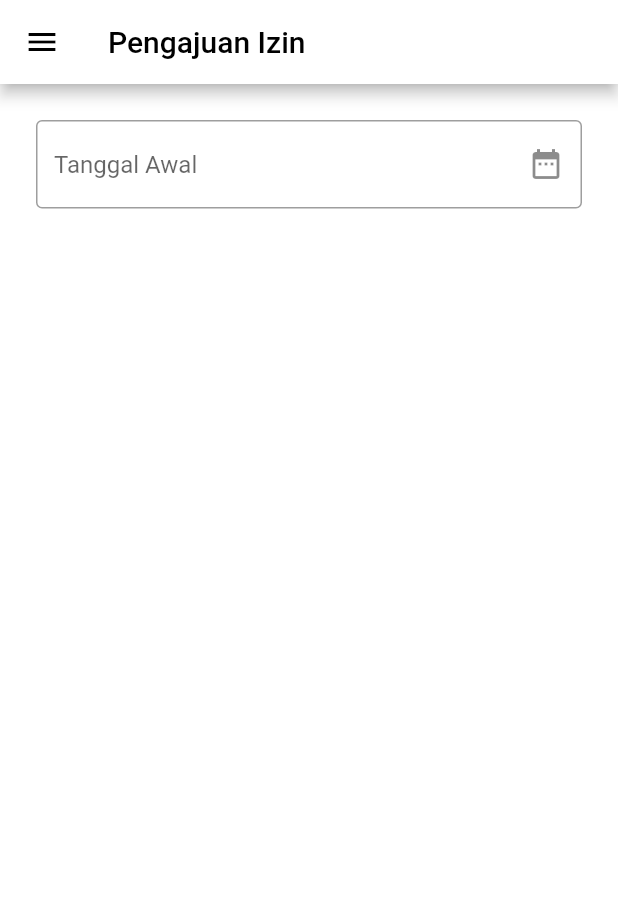
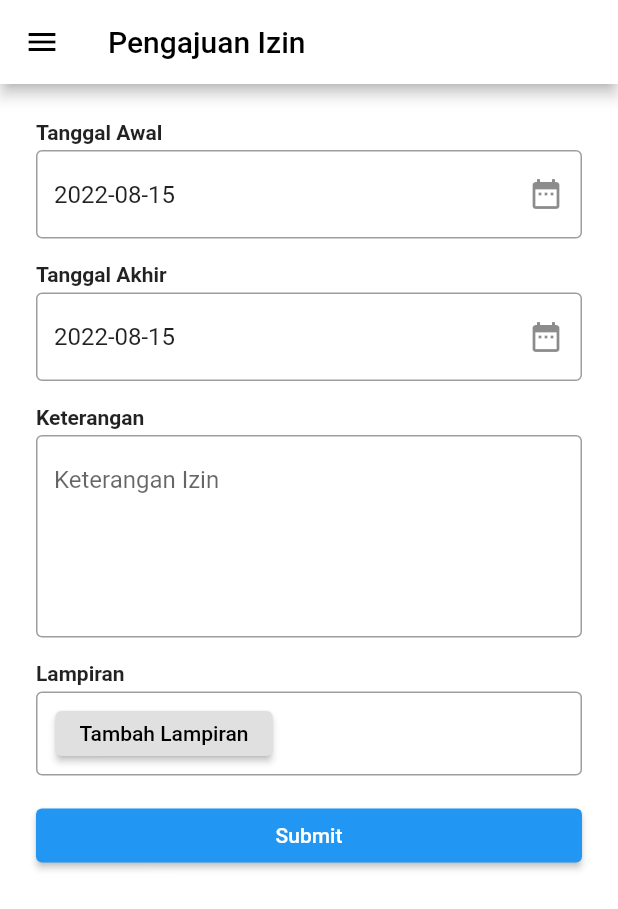
Before and after one commit to fum-is-chum/absensi-ypsim, a Flutter app: the screen it shows after launch, on a phone screen of 412 x 824 dp. Shown: the top 909 px of the screen. Run offline on Flutter 3.47's test engine with Material 2 defaults, Android fonts, the phone set to English and light mode, and no system bars; our stand-ins replace carousel_slider, file_picker, font_awesome_flutter, geolocator, image_picker, rxdart and 1 more; missing offline and left inert: flutter_inappwebview.

Commit message:
Done tampilan Pengajuan Izin

```diff
--- a/lib/screens/request.dart
+++ b/lib/screens/request.dart
@@ -1,19 +1,23 @@
+import 'dart:developer';
+import 'dart:io';
+
+import 'package:file_picker/file_picker.dart';
 import 'package:flutter/material.dart';
+import 'package:intl/intl.dart';
 
+import '../bloc/request-bloc.dart';
 import '../constants/Theme.dart';
 import '../widgets/drawer.dart';
 
-class Request extends StatefulWidget {
-  const Request({Key? key}): super(key: key);
+final requestBloc = new RequestBloc();
+
+class Request extends StatelessWidget {
+  Request({Key? key}): super(key: key);
+  final GlobalKey<FormState> _key = new GlobalKey<FormState>();
 
   @override
-  _Request createState() => _Request();
-}
-
-class _Request extends State<Request> {
-  final GlobalKey<FormState> _key = new GlobalKey<FormState>();
-  @override
   Widget build(BuildContext context) {
+    print('request rebuilds');
     return Scaffold(
       appBar: AppBar(
         title: Text(
@@ -36,8 +40,58 @@ class _Request extends State<Request> {
           child: Form(
             key: _key,
             child: Column(
+              mainAxisSize: MainAxisSize.max,
+              crossAxisAlignment: CrossAxisAlignment.start,
               children: [
-                TanggalAwalField(key: _key)
+                Text(
+                  'Tanggal Awal',
+                  style: TextStyle(
+                    fontWeight: FontWeight.bold
+                  ),
+                ),
+                const SizedBox(height: 4,),
+                TanggalField(),
+                const SizedBox(height: 16,),
+                Text(
+                  'Tanggal Akhir',
+                  style: TextStyle(
+                    fontWeight: FontWeight.bold
+                  ),
+                ),
+                const SizedBox(height: 4,),
+                TanggalField(isAkhir: true,),
+                const SizedBox(height: 16,),
+                Text(
+                  'Keterangan',
+                  style: TextStyle(
+                    fontWeight: FontWeight.bold
+                  ),
+                ),
+                const SizedBox(height: 4,),
+                KeteranganField(),
+                const SizedBox(height: 16),
+                Text(
+                  'Lampiran',
+                  style: TextStyle(
+                    fontWeight: FontWeight.bold
+                  )
+                ),
+                const SizedBox(height: 4,),
+                LampiranField(),
+                const SizedBox(height: 16,),
+                Row(
+                  children: [
+                    Expanded(
+                      child: ElevatedButton(
+                      onPressed: (){
+                        _key.currentState!.save();
+                        inspect(requestBloc.getRawValue());
+                      },
+                        child: Text('Submit')
+                      ),
+                    )
+                  ],
+                )
               ]
             ),
           )
@@ -47,17 +101,27 @@ class _Request extends State<Request> {
   }
 }
 
-class TanggalAwalField extends StatefulWidget {
-  TanggalAwalField({Key? key}): super(key: key);
+class TanggalField extends StatefulWidget {
+  final bool isAkhir;
+  TanggalField({Key? key, this.isAkhir = false}): super(key: key);
 
   @override
-  _TanggalAwalField createState() => _TanggalAwalField();
+  _TanggalField createState() => _TanggalField();
 }
 
-class _TanggalAwalField extends State<TanggalAwalField> {
+class _TanggalField extends State<TanggalField> {
+  final TextEditingController _controller = TextEditingController();
+  @override
+  void initState() {
+    super.initState();
+    _controller.text = DateFormat('yyyy-MM-dd').format(DateTime.parse(requestBloc.getValue('tanggalAkhir')));
+  }
+
   @override
   Widget build(BuildContext context) {
     return TextFormField(
+      controller: _controller,
+      readOnly: true,
       decoration: InputDecoration(
         suffixIcon: IconButton(
           padding: EdgeInsets.zero,
@@ -66,15 +130,121 @@ class _TanggalAwalField extends State<TanggalAwalField> {
           onPressed: (){
             showDatePicker(
               context: context,
-              initialDate: DateTime.now(),
-              firstDate: DateTime.fromMicrosecondsSinceEpoch(0),
-              lastDate: DateTime.now()
-            );
-          },
+              initialDate: DateTime.parse(requestBloc.getValue('tanggalAwal')),
+              firstDate: widget.isAkhir? DateTime.parse(requestBloc.getValue('tanggalAwal')) : DateTime.fromMillisecondsSinceEpoch(0),
+              lastDate: DateTime(DateTime.now().year + 10)
+            ).then((DateTime? value) {
+              if(value != null){
+                requestBloc.setValue(widget.isAkhir? 'tanggalAkhir': 'tanggalAwal', DateFormat('yyyy-MM-dd').format(value).toString());
+                _controller.text = DateFormat('yyyy-MM-dd').format(value);
+                setState(() {
+
+                });
+              }
+            });
+          }
         ),
-        hintText: "Tanggal Awal",
+        hintText: widget.isAkhir? "Tanggal Akhir" : "Tanggal Awal",
+        border: OutlineInputBorder(),
+      ),
+      onTap: (){
+        showDatePicker(
+          context: context,
+          initialDate: DateTime.parse(requestBloc.getValue('tanggalAwal')),
+          firstDate: widget.isAkhir? DateTime.parse(requestBloc.getValue('tanggalAwal')) : DateTime.fromMillisecondsSinceEpoch(0),
+          lastDate: DateTime(DateTime.now().year + 10)
+        ).then((DateTime? value) {
+          if(value != null){
+            requestBloc.setValue(widget.isAkhir? 'tanggalAkhir': 'tanggalAwal', DateFormat('yyyy-MM-dd').format(value).toString());
+            _controller.text = DateFormat('yyyy-MM-dd').format(value);
+            setState(() {
+
+            });
+          }
+        });
+      }
+    );
+  }
+}
+
+class KeteranganField extends StatefulWidget {
+  const KeteranganField({Key? key}): super(key: key);
+
+  @override
+  _KeteranganField createState() => _KeteranganField();
+}
+
+class _KeteranganField extends State<KeteranganField> {
+
+  @override
+  Widget build(BuildContext context) {
+    return TextFormField(
+      keyboardType: TextInputType.multiline,
+      maxLines: null,
+      minLines: 5,
+      onSaved: (String? value) {
+        requestBloc.setValue('keterangan', value);
+      },
+      decoration: InputDecoration(
+        hintText: 'Keterangan Izin',
         border: OutlineInputBorder()
       ),
     );
-    }
+  }
 }
+
+class LampiranField extends StatefulWidget {
+  const LampiranField({Key? key}): super(key: key);
+
+  @override
+  _LampiranField createState() => _LampiranField();
+}
+
+class _LampiranField extends State<LampiranField> {
+  File? pickedFile;
+  @override
+  Widget build(BuildContext context) {
+    return Container(
+      height: 56,
+      decoration: BoxDecoration(
+        border: Border.all(
+          color: Colors.grey,
+          width: 1.0,
+          style: BorderStyle.solid
+        ),
+        borderRadius: BorderRadius.circular(4.0)
+      ),
+      padding: EdgeInsets.all(12.0),
+      child: Row(
+        mainAxisAlignment: MainAxisAlignment.start,
+        children: [
+          ElevatedButton(
+            style: ButtonStyle(
+              backgroundColor: MaterialStateProperty.resolveWith((states) => Colors.grey[300])
+            ),
+            onPressed: () async {
+              FilePickerResult? result = await FilePicker.platform.pickFiles();
+              if(result != null) {
+                pickedFile = File(result.files.single.path!);
+                // requestBloc.setValue('file')
+                setState(() {
+
+                });
+              }
+            },
+            child: Text(
+              'Tambah Lampiran',
+              style: TextStyle(
+                color: Colors.black
+              )
+            )
+          ),
+          const SizedBox(width: 5,),
+          Expanded(
+            child: Text(pickedFile != null? pickedFile!.path.split('/').last : ''),
+          )
+        ],
+      ),
+    );
+  }
+}
--- a/pubspec.yaml
+++ b/pubspec.yaml
@@ -36,7 +36,7 @@ dependencies:
   url_launcher: 6.1.5
   http: 0.13.4
   rxdart: 0.27.3
-
+  file_picker: ^5.0.1
   # The following adds the Cupertino Icons font to your application.
   # Use with the CupertinoIcons class for iOS style icons.
   cupertino_icons: 1.0.4
```
Also changed, not shown: lib/bloc/request-bloc.dart (+15 -11 lines), pubspec.lock, 1 other file.
